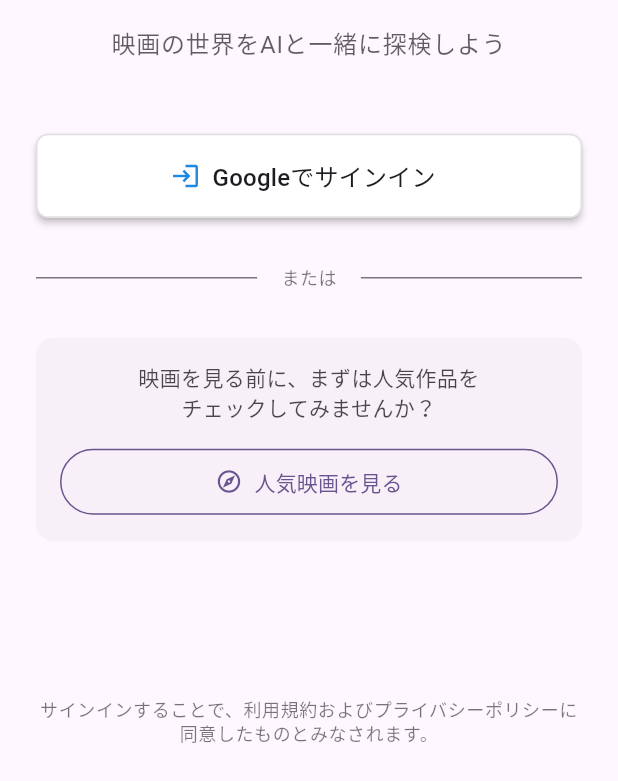
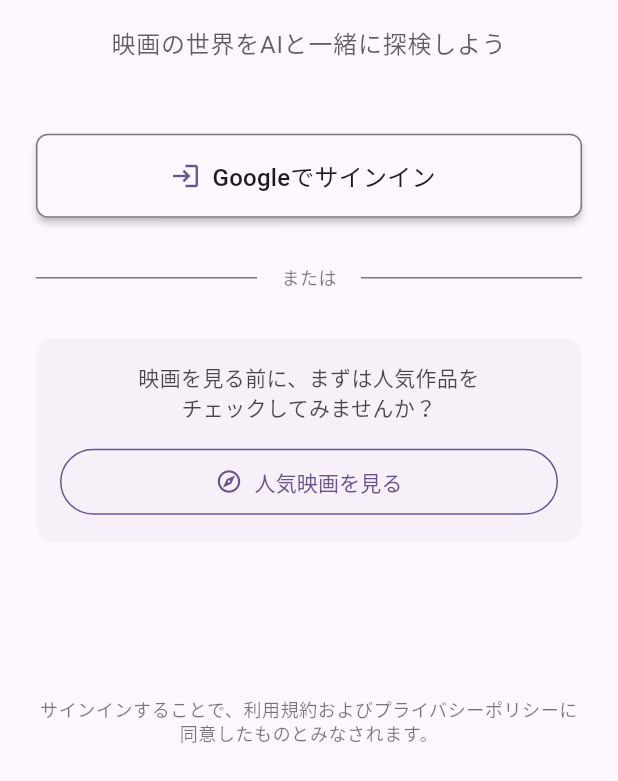
Before and after one commit to K0mork/intelligent-movie-recommendation-system, a Flutter app: the screen it shows after launch, on a phone screen of 412 x 824 dp, the part 455-1236 px from its top. Run offline on Flutter 3.47's test engine with Material 3 defaults, Android fonts, the phone set to English and light mode, and no system bars; our stand-ins replace cached_network_image, cloud_firestore, dio, firebase_auth, firebase_core, flutter_dotenv and 2 more; accounts and stored records are empty; generated files the repository leaves out were written again.

Commit message:
fix: improve Google Sign-In button visibility in dark mode
- Replace hardcoded colors with theme-aware colors in GoogleSignInButton
- backgroundColor: Colors.white → theme.colorScheme.surface
- foregroundColor: Colors.black87 → theme.colorScheme.onSurface
- border color: Colors.grey.shade300 → theme.colorScheme.outline
- icon color: Colors.blue.shade600 → theme.colorScheme.primary
- Ensures proper contrast and visibility in both light and dark themes

🤖 Generated with [Claude Code](https://claude.ai/code)

Co-Authored-By: Claude <noreply@anthropic.com>

```diff
--- a/lib/features/auth/presentation/widgets/google_sign_in_button.dart
+++ b/lib/features/auth/presentation/widgets/google_sign_in_button.dart
@@ -26,12 +26,12 @@ class GoogleSignInButton extends ConsumerWidget {
             ? null
             : onPressed ?? () => authController.signInWithGoogle(),
         style: ElevatedButton.styleFrom(
-          backgroundColor: Colors.white,
-          foregroundColor: Colors.black87,
+          backgroundColor: theme.colorScheme.surface,
+          foregroundColor: theme.colorScheme.onSurface,
           elevation: 2,
           shape: RoundedRectangleBorder(
             borderRadius: BorderRadius.circular(8),
-            side: BorderSide(color: Colors.grey.shade300),
+            side: BorderSide(color: theme.colorScheme.outline),
           ),
         ),
         icon: isLoading
@@ -48,7 +48,7 @@ class GoogleSignInButton extends ConsumerWidget {
             : Icon(
                 Icons.login,
                 size: 20,
-                color: Colors.blue.shade600,
+                color: theme.colorScheme.primary,
               ),
         label: Text(
           'Googleでサインイン',
```
